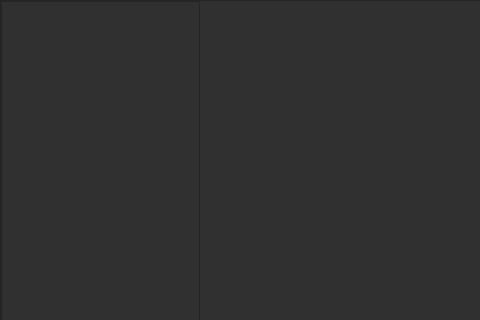
The window that mainwindow.ui (PyFlat-Studios-JR/Plant-The-Bomb) describes before a commit, drawn with Qt 5; both pictures show x 0 to 480 and y 0 to 320 of the 900 by 500 pixel window.
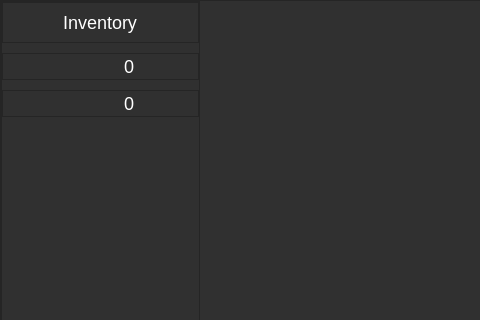
The same window after the commit. Icons and pictures are not drawn. Custom widgets are drawn as their Qt base class.

Diff of the .ui file:
```diff
--- a/mainwindow.ui
+++ b/mainwindow.ui
@@ -765,6 +765,257 @@
              <property name="lineWidth">
               <number>0</number>
              </property>
+             <layout class="QVBoxLayout" name="verticalLayout_13">
+              <property name="spacing">
+               <number>10</number>
+              </property>
+              <property name="leftMargin">
+               <number>0</number>
+              </property>
+              <property name="topMargin">
+               <number>0</number>
+              </property>
+              <property name="rightMargin">
+               <number>0</number>
+              </property>
+              <property name="bottomMargin">
+               <number>0</number>
+              </property>
+              <item>
+               <widget class="QFrame" name="frame_15">
+                <property name="frameShape">
+                 <enum>QFrame::StyledPanel</enum>
+                </property>
+                <property name="frameShadow">
+                 <enum>QFrame::Raised</enum>
+                </property>
+                <layout class="QHBoxLayout" name="horizontalLayout_9">
+                 <item alignment="Qt::AlignHCenter|Qt::AlignVCenter">
+                  <widget class="QLabel" name="label">
+                   <property name="text">
+                    <string>Inventory</string>
+                   </property>
+                  </widget>
+                 </item>
+                </layout>
+               </widget>
+              </item>
+              <item>
+               <widget class="QFrame" name="frame_16">
+                <property name="frameShape">
+                 <enum>QFrame::StyledPanel</enum>
+                </property>
+                <property name="frameShadow">
+                 <enum>QFrame::Raised</enum>
+                </property>
+                <layout class="QHBoxLayout" name="horizontalLayout_10">
+                 <property name="spacing">
+                  <number>0</number>
+                 </property>
+                 <property name="leftMargin">
+                  <number>0</number>
+                 </property>
+                 <property name="topMargin">
+                  <number>0</number>
+                 </property>
+                 <property name="rightMargin">
+                  <number>0</number>
+                 </property>
+                 <property name="bottomMargin">
+                  <number>0</number>
+                 </property>
+                 <item>
+                  <spacer name="horizontalSpacer">
+                   <property name="orientation">
+                    <enum>Qt::Horizontal</enum>
+                   </property>
+                   <property name="sizeType">
+                    <enum>QSizePolicy::Fixed</enum>
+                   </property>
+                   <property name="sizeHint" stdset="0">
+                    <size>
+                     <width>40</width>
+                     <height>20</height>
+                    </size>
+                   </property>
+                  </spacer>
+                 </item>
+                 <item alignment="Qt::AlignHCenter|Qt::AlignVCenter">
+                  <widget class="QPushButton" name="pushButton">
+                   <property name="sizePolicy">
+                    <sizepolicy hsizetype="Fixed" vsizetype="Fixed">
+                     <horstretch>0</horstretch>
+                     <verstretch>0</verstretch>
+                    </sizepolicy>
+                   </property>
+                   <property name="minimumSize">
+                    <size>
+                     <width>25</width>
+                     <height>25</height>
+                    </size>
+                   </property>
+                   <property name="maximumSize">
+                    <size>
+                     <width>25</width>
+                     <height>25</height>
+                    </size>
+                   </property>
+                   <property name="text">
+                    <string/>
+                   </property>
+                   <property name="icon">
+                    <iconset>
+                     <normaloff>src/textures/09_fire.png</normaloff>src/textures/09_fire.png</iconset>
+                   </property>
+                   <property name="iconSize">
+                    <size>
+                     <width>25</width>
+                     <height>25</height>
+                    </size>
+                   </property>
+                  </widget>
+                 </item>
+                 <item alignment="Qt::AlignHCenter|Qt::AlignVCenter">
+                  <widget class="QLabel" name="label_3">
+                   <property name="text">
+                    <string>0</string>
+                   </property>
+                  </widget>
+                 </item>
+                 <item>
+                  <spacer name="horizontalSpacer_2">
+                   <property name="orientation">
+                    <enum>Qt::Horizontal</enum>
+                   </property>
+                   <property name="sizeType">
+                    <enum>QSizePolicy::Fixed</enum>
+                   </property>
+                   <property name="sizeHint" stdset="0">
+                    <size>
+                     <width>40</width>
+                     <height>20</height>
+                    </size>
+                   </property>
+                  </spacer>
+                 </item>
+                </layout>
+               </widget>
+              </item>
+              <item>
+               <widget class="QFrame" name="frame_18">
+                <property name="frameShape">
+                 <enum>QFrame::StyledPanel</enum>
+                </property>
+                <property name="frameShadow">
+                 <enum>QFrame::Raised</enum>
+                </property>
+                <layout class="QHBoxLayout" name="horizontalLayout_12">
+                 <property name="spacing">
+                  <number>0</number>
+                 </property>
+                 <property name="leftMargin">
+                  <number>0</number>
+                 </property>
+                 <property name="topMargin">
+                  <number>0</number>
+                 </property>
+                 <property name="rightMargin">
+                  <number>0</number>
+                 </property>
+                 <property name="bottomMargin">
+                  <number>0</number>
+                 </property>
+                 <item>
+                  <spacer name="horizontalSpacer_5">
+                   <property name="orientation">
+                    <enum>Qt::Horizontal</enum>
+                   </property>
+                   <property name="sizeType">
+                    <enum>QSizePolicy::Fixed</enum>
+                   </property>
+                   <property name="sizeHint" stdset="0">
+                    <size>
+                     <width>40</width>
+                     <height>20</height>
+                    </size>
+                   </property>
+                  </spacer>
+                 </item>
+                 <item alignment="Qt::AlignHCenter|Qt::AlignVCenter">
+                  <widget class="QPushButton" name="pushButton_3">
+                   <property name="sizePolicy">
+                    <sizepolicy hsizetype="Fixed" vsizetype="Fixed">
+                     <horstretch>0</horstretch>
+                     <verstretch>0</verstretch>
+                    </sizepolicy>
+                   </property>
+                   <property name="minimumSize">
+                    <size>
+                     <width>25</width>
+                     <height>25</height>
+                    </size>
+                   </property>
+                   <property name="maximumSize">
+                    <size>
+                     <width>25</width>
+                     <height>25</height>
+                    </size>
+                   </property>
+                   <property name="text">
+                    <string/>
+                   </property>
+                   <property name="icon">
+                    <iconset>
+                     <normaloff>src/textures/11_bomb.png</normaloff>src/textures/11_bomb.png</iconset>
+                   </property>
+                   <property name="iconSize">
+                    <size>
+                     <width>25</width>
+                     <height>25</height>
+                    </size>
+                   </property>
+                  </widget>
+                 </item>
+                 <item alignment="Qt::AlignHCenter|Qt::AlignVCenter">
+                  <widget class="QLabel" name="label_2">
+                   <property name="text">
+                    <string>0</string>
+                   </property>
+                  </widget>
+                 </item>
+                 <item>
+                  <spacer name="horizontalSpacer_6">
+                   <property name="orientation">
+                    <enum>Qt::Horizontal</enum>
+                   </property>
+                   <property name="sizeType">
+                    <enum>QSizePolicy::Fixed</enum>
+                   </property>
+                   <property name="sizeHint" stdset="0">
+                    <size>
+                     <width>40</width>
+                     <height>20</height>
+                    </size>
+                   </property>
+                  </spacer>
+                 </item>
+                </layout>
+               </widget>
+              </item>
+              <item>
+               <spacer name="verticalSpacer">
+                <property name="orientation">
+                 <enum>Qt::Vertical</enum>
+                </property>
+                <property name="sizeHint" stdset="0">
+                 <size>
+                  <width>20</width>
+                  <height>40</height>
+                 </size>
+                </property>
+               </spacer>
+              </item>
+             </layout>
             </widget>
            </item>
            <item>
```
